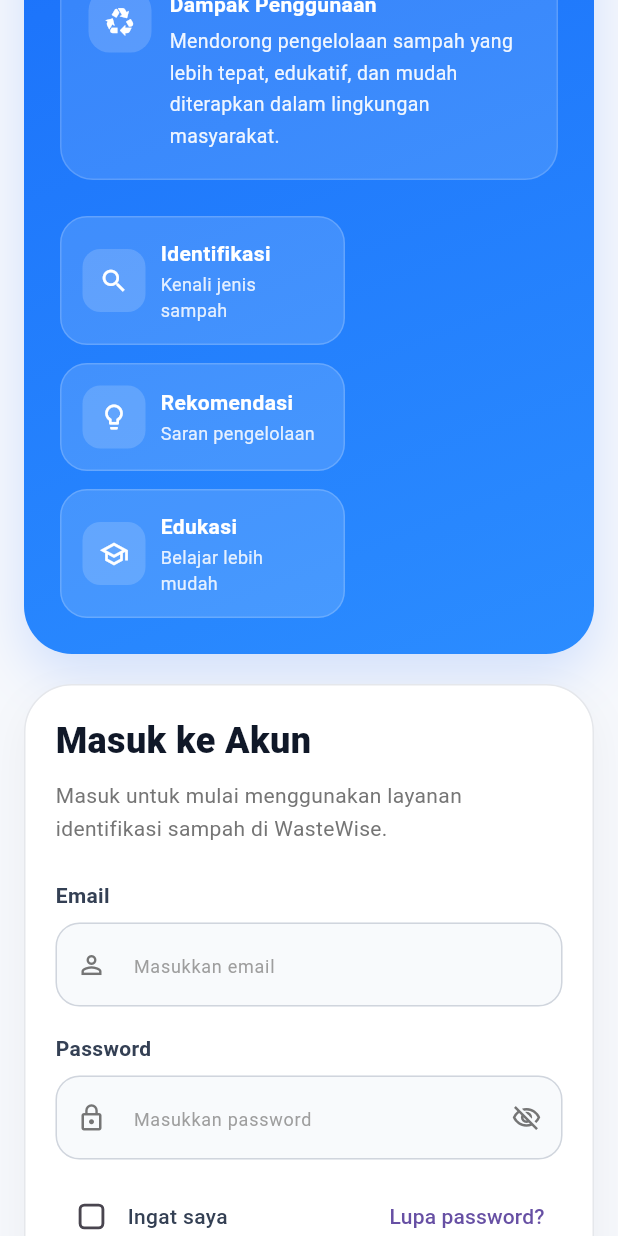
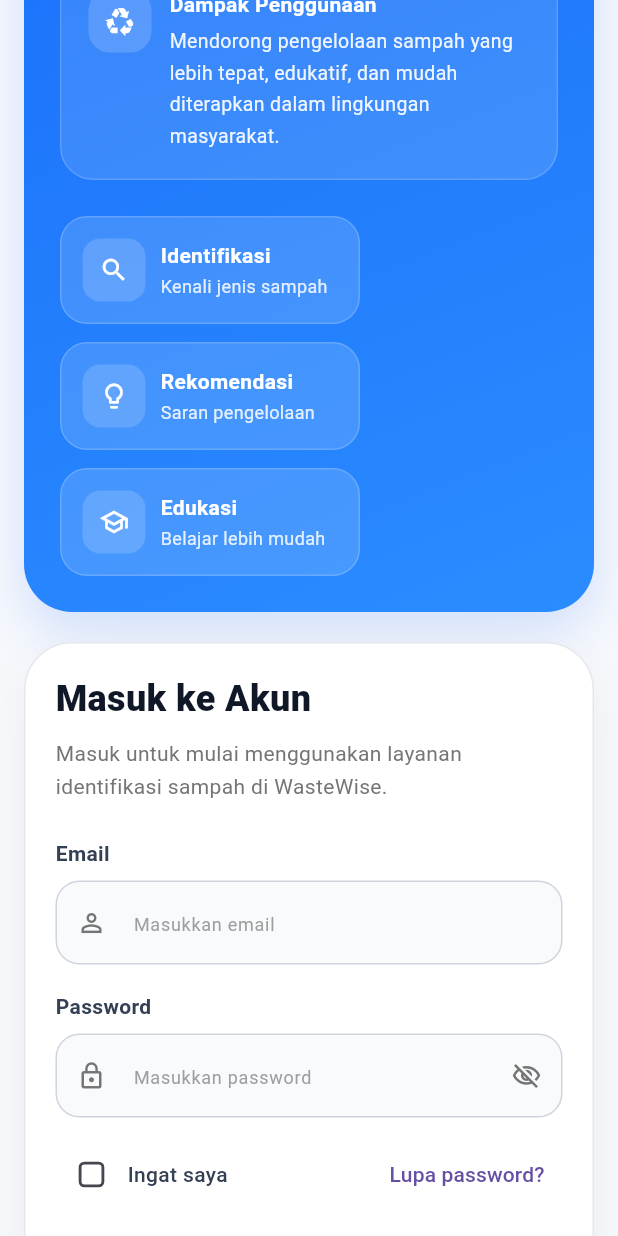
Before and after one commit to maamsyah03/wastewise, a Flutter app: the screen it shows after launch, scrolled down 576 dp, on a phone screen of 412 x 824 dp. Run offline on Flutter 3.47's test engine with Material 3 defaults, Android fonts, the phone set to English and light mode, and no system bars; our stand-ins replace cloud_firestore, firebase_auth, firebase_core, fl_chart, get; accounts and stored records are empty; generated files the repository leaves out were written again.

Commit message:
update perintilan

```diff
--- a/lib/feature/dashboard/dashboard_screen.dart
+++ b/lib/feature/dashboard/dashboard_screen.dart
@@ -345,7 +345,7 @@ class _DashboardState extends State<Dashboard> {
           ),
         ),
         if (!_isMobile(context))
-          DashboardHeaderButton(icon: Icons.logout, onTap: controller.logout),
+          DashboardHeaderButton(icon: Icons.logout, onTap: controller.confirmLogout),
       ],
     );
   }
--- a/lib/feature/login/login_screen.dart
+++ b/lib/feature/login/login_screen.dart
@@ -499,7 +499,7 @@ class InfoBadge extends StatelessWidget {
   @override
   Widget build(BuildContext context) {
     return Container(
-      width: 190,
+      width: 200,
       padding: const EdgeInsets.all(14),
       decoration: BoxDecoration(
         color: Colors.white.withOpacity(0.14),
--- a/lib/main.dart
+++ b/lib/main.dart
@@ -1,3 +1,4 @@
+import 'package:firebase_auth/firebase_auth.dart';
 import 'package:firebase_core/firebase_core.dart';
 import 'package:flutter/material.dart';
 import 'package:get/get.dart';
@@ -7,8 +8,10 @@ import 'firebase_options.dart';
 
 void main() async {
   WidgetsFlutterBinding.ensureInitialized();
+  await Firebase.initializeApp(
+    options: DefaultFirebaseOptions.currentPlatform,
+  );
 
-  await Firebase.initializeApp(options: DefaultFirebaseOptions.currentPlatform);
   runApp(const MyApp());
 }
 
@@ -20,7 +23,36 @@ class MyApp extends StatelessWidget {
     return GetMaterialApp(
       debugShowCheckedModeBanner: false,
       title: 'WasteWise',
-      home: const Login(),
+      home: const AuthGate(),
     );
   }
 }
+
+class AuthGate extends StatelessWidget {
+  const AuthGate({super.key});
+
+  @override
+  Widget build(BuildContext context) {
+    return StreamBuilder<User?>(
+      stream: FirebaseAuth.instance.authStateChanges(),
+      builder: (context, snapshot) {
+        if (snapshot.connectionState == ConnectionState.waiting) {
+          return const Scaffold(
+            backgroundColor: Color(0xFFF6F8FC),
+            body: Center(
+              child: CircularProgressIndicator(),
+            ),
+          );
+        }
+
+        final user = snapshot.data;
+
+        if (user != null) {
+          return const Dashboard();
+        }
+
+        return const Login();
+      },
+    );
+  }
+}
```
Also changed, not shown: lib/feature/dashboard/dashboard_controller.dart (+63 -4 lines), lib/feature/signup/signup_screen.dart (+19 -19 lines), lib/feature/users/users_controller.dart (+34 -3 lines), lib/feature/users/users_screen.dart (+21 -7 lines).
